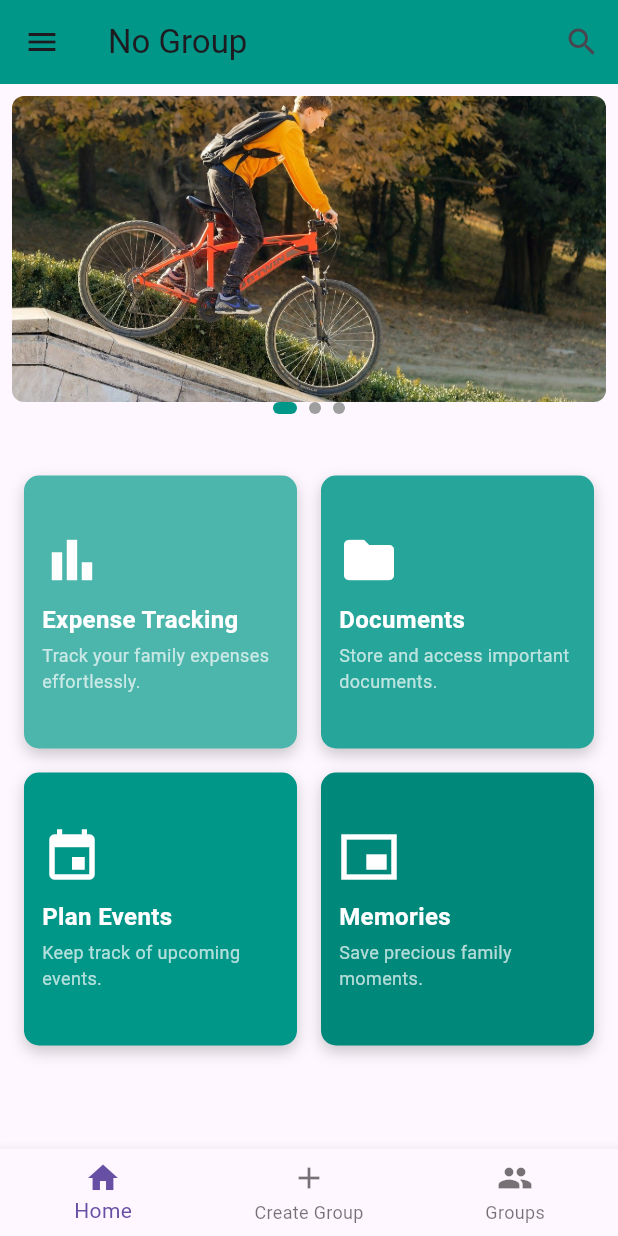
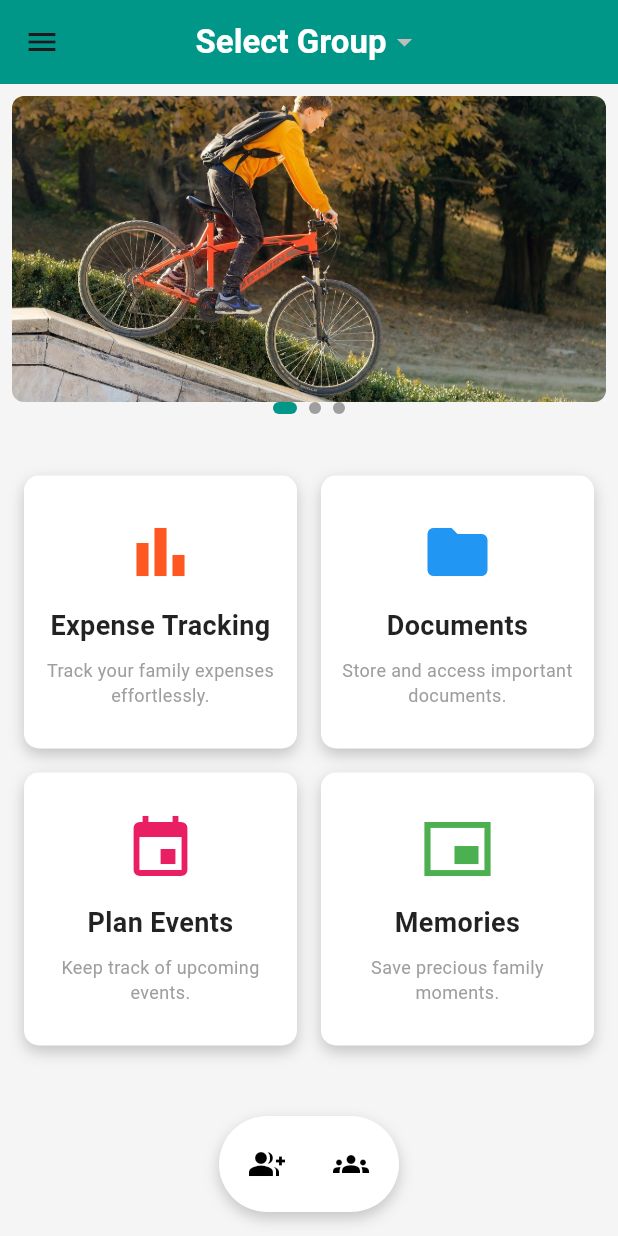
Before and after one commit to shahriarkabir280/FamNest, a Flutter app: the mainHomepage screen opened directly, on a phone screen of 412 x 824 dp. Run offline on Flutter 3.47's test engine with Material 3 defaults, Android fonts, the phone set to English and light mode, and no system bars; our stand-ins replace file_picker, fl_chart, image_picker, syncfusion_flutter_calendar; accounts and stored records are empty.

Commit message:
added backenend,multiple groups menu and edited frontened

```diff
--- a/my_app/lib/features/mainHomepage.dart
+++ b/my_app/lib/features/HomepageHandling/mainHomepage.dart
@@ -2,28 +2,29 @@ import 'dart:async';
 import 'package:flutter/material.dart';
 import 'package:provider/provider.dart';
 import 'package:my_app/Models/UserState.dart';
-import 'package:my_app/backend_connections/FASTAPI.dart';
-import 'package:my_app/features/timeCapsuleScreen.dart';
-import 'package:my_app/features/eventPlanningPage.dart';
-import 'package:my_app/features/Document store/document_storage_page.dart';
-import 'package:my_app/features/Expense Tracking/expenseTrackingScreen.dart';
-import '../authentications/loginScreen.dart';
-import 'Drawer/about.dart';
-import 'Drawer/changePassword.dart';
-import 'Drawer/editProfile.dart';
-import 'Drawer/privacyPolicy.dart';
-import 'Drawer/termsAndConditions.dart';
+import 'package:my_app/features/TimeCapsule/timeCapsuleScreen.dart';
+import 'package:my_app/features/EventPlanning/eventPlanningPage.dart';
+import 'package:my_app/features/Document%20store/document_storage_page.dart';
+import 'package:my_app/features/Expense%20Tracking/expenseTrackingScreen.dart';
+import '../../authentications/loginScreen.dart';
+import '../Drawer/about.dart';
+import '../Drawer/changePassword.dart';
+import '../Drawer/privacyPolicy.dart';
+import '../Drawer/termsAndConditions.dart';
+import 'package:my_app/features/GroupsHandling/createandjoingroup.dart';
+import 'package:my_app/features/GroupsHandling/groupScreen.dart';
+import 'package:my_app/features/Drawer/editProfile.dart';
 
 class mainHomepage extends StatefulWidget {
   @override
   _MainHomepageState createState() => _MainHomepageState();
 }
 
+
 class _MainHomepageState extends State<mainHomepage> {
   final PageController _pageController = PageController();
   late Timer _timer;
   int _currentPage = 0;
-  int _currentIndex = 0;
 
   final List<String> _slideshowImages = [
     'assets/slideshowimages/slide1.jpg',
@@ -53,11 +54,14 @@ class _MainHomepageState extends State<mainHomepage> {
   ];
 
   final List<Color> _colors = [
-    Colors.teal[300]!,
-    Colors.teal[400]!,
-    Colors.teal[500]!,
-    Colors.teal[600]!,
+    Colors.orangeAccent,
+    Colors.lightBlueAccent,
+    Colors.pinkAccent,
+    Colors.greenAccent,
   ];
+
+  bool isCreateGroupActive = false;
+  bool isGroupsActive = false;
 
   @override
   void initState() {
@@ -87,27 +91,128 @@ class _MainHomepageState extends State<mainHomepage> {
   @override
   Widget build(BuildContext context) {
     final userState = Provider.of<UserState>(context, listen: true);
-    final groupName = userState.currentUser?.groups.isNotEmpty == true
-        ? userState.currentUser!.groups.first.groupName
-        : 'No Group';
+    final groups = userState.currentUser?.groups ?? [];
+    final currentGroup = userState.currentUser?.currentGroup;
+
 
     return Scaffold(
       appBar: AppBar(
-        title: Text(groupName),
-        backgroundColor: Colors.teal,
-        actions: [
-          IconButton(
-            icon: Icon(Icons.search),
-            onPressed: () {
-              // Handle search
+        centerTitle: true,
+        title: DropdownButton<Group>(
+          value: groups.contains(currentGroup) ? currentGroup : null,
+          onChanged: (Group? newGroup) {
+            if (newGroup != null) {
+              userState.updateCurrentGroup(newGroup);
+            }
           },
+          hint: Text(
+            "Select Group",
+            style: TextStyle(
+              fontSize: 22,
+              fontWeight: FontWeight.bold,
+              color: Colors.white,
+            ),
+          ),
+          dropdownColor: Colors.white,
+
+
+          style: TextStyle(
+            fontSize: 16,
+            color: Colors.white,
+          ),
+          underline: SizedBox(), // Removes the default underline
+          items: groups.map<DropdownMenuItem<Group>>((Group group) {
+            return DropdownMenuItem<Group>(
+              value: group,
+              child: Row(
+                children: [
+                  Icon(
+                    Icons.group, // Add a group icon to enhance the look
+                    size: 18,
+                    color: Colors.grey[600],
+                  ),
+                  SizedBox(width: 8),
+                  Text(
+                    group.groupName,
+                    style: TextStyle(
+                      fontSize: 16,
+                      fontWeight: FontWeight.w500,
+                      color: Colors.black,
+
+                    ),
                   ),
                 ],
               ),
+            );
+          }).toList(),
+        ),
+        backgroundColor: Colors.teal,
+
+
+
+
+      ),
+
+
+
+
       drawer: _buildDrawer(context, userState),
+      backgroundColor: Colors.grey[100],
       body: _buildBody(),
-      bottomNavigationBar: _buildBottomNavigationBar(),
+      floatingActionButton: Container(
+        padding: EdgeInsets.all(8.0),
+        decoration: BoxDecoration(
+          color: Colors.white,
+          borderRadius: BorderRadius.circular(32.0),
+          boxShadow: [
+            BoxShadow(
+              color: Colors.black.withOpacity(0.2),
+              blurRadius: 8,
+              offset: Offset(0, 4),
+            ),
+          ],
+        ),
+        child: Row(
+          mainAxisSize: MainAxisSize.min,
+          children: [
+            IconButton(
+              onPressed: () {
+                setState(() {
+                  isCreateGroupActive = !isCreateGroupActive;
+                  isGroupsActive = false;
+                });
+                // Navigate to Create Group screen
+                Navigator.push(context, MaterialPageRoute(builder: (context) =>CreateandJoinGroup()));
+              },
+              icon: Icon(
+                Icons.group_add,
+                color: isCreateGroupActive ? Colors.teal : Colors.black,
+              ),
+              tooltip: 'Create Group',
+            ),
+            SizedBox(width: 8),
+            IconButton(
+              onPressed: () {
+                setState(() {
+                  isGroupsActive = !isGroupsActive;
+                  isCreateGroupActive = false;
+                });
+                // Navigate to Groups screen
+                Navigator.push(context, MaterialPageRoute(builder: (context) => GroupsScreen()));
+              },
+              icon: Icon(
+                Icons.groups,
+                color: isGroupsActive ? Colors.teal : Colors.black,
+              ),
+              tooltip: 'Groups',
+            ),
+          ],
+        ),
+      ),
+      floatingActionButtonLocation: FloatingActionButtonLocation.centerFloat,
     );
+
+
   }
 
   Widget _buildDrawer(BuildContext context, UserState userState) {
@@ -115,15 +220,17 @@ class _MainHomepageState extends State<mainHomepage> {
       backgroundColor: Colors.white,
       child: Column(
         children: [
-          _buildProfileHeader(userState),
+          _buildProfileHeader(userState,context),
           Expanded(
             child: ListView(
               padding: EdgeInsets.zero,
               children: [
                 _buildShadowedTile(
-                  icon: Icons.home,
-                  text: 'Home',
-                  onTap: () => Navigator.pop(context),
+                  icon: Icons.group,
+                  text: 'Groups',
+                  onTap: () {
+                    Navigator.push(context, MaterialPageRoute(builder: (context) => GroupsScreen()));
+                  },
                   iconColor: Colors.teal,
                 ),
                 _buildShadowedTile(
@@ -133,12 +240,6 @@ class _MainHomepageState extends State<mainHomepage> {
                     context,
                     MaterialPageRoute(builder: (context) => ChangePasswordScreen()),
                   ),
-                  iconColor: Colors.teal,
-                ),
-                _buildShadowedTile(
-                  icon: Icons.dark_mode,
-                  text: 'Dark Mode',
-                  onTap: () {},
                   iconColor: Colors.teal,
                 ),
                 _buildShadowedTile(
@@ -189,8 +290,10 @@ class _MainHomepageState extends State<mainHomepage> {
     );
   }
 
-  Widget _buildProfileHeader(UserState userState) {
-    return Container(
+  Widget _buildProfileHeader(UserState userState, BuildContext context) {
+    return Stack(
+      children: [
+        Container(
           width: double.infinity,
           padding: const EdgeInsets.all(40.0),
           decoration: BoxDecoration(color: Colors.teal),
@@ -198,16 +301,39 @@ class _MainHomepageState extends State<mainHomepage> {
             children: [
               CircleAvatar(
                 radius: 40,
-            backgroundImage: AssetImage('assets/user_image.png'),
+                backgroundImage: userState.currentUser?.profilePictureUrl != null
+                    ? NetworkImage(userState.currentUser!.profilePictureUrl!)
+                    : AssetImage('assets/default_profile_picture.png') as ImageProvider,
                 backgroundColor: Colors.black12,
               ),
               SizedBox(height: 10),
               Text(
                 userState.currentUser?.name ?? 'User Name',
-            style: TextStyle(fontSize: 18, fontWeight: FontWeight.bold, color: Colors.white),
+                style: TextStyle(
+                  fontSize: 18,
+                  fontWeight: FontWeight.bold,
+                  color: Colors.white,
+                ),
               ),
             ],
           ),
+        ),
+        Positioned(
+          top: 30, // Adjust this value to move the pen icon below the profile image
+          right: 70,
+          child: IconButton(
+            icon: Icon(Icons.edit, color: Colors.white),
+            onPressed: () {
+              // Navigate to the editProfile.dart screen
+              Navigator.push(
+                context,
+                MaterialPageRoute(builder: (context) => EditProfileScreen()),
+              );
+            },
+          ),
+        ),
+
+      ],
     );
   }
 
@@ -284,7 +410,15 @@ class _MainHomepageState extends State<mainHomepage> {
     );
   }
 
+
   Widget _buildGrid() {
+    final List<Color> iconColors = [
+      Colors.deepOrange,
+      Colors.blue,
+      Colors.pink,
+      Colors.green,
+    ];
+
     return Expanded(
       child: GridView.builder(
         gridDelegate: const SliverGridDelegateWithFixedCrossAxisCount(
@@ -303,7 +437,7 @@ class _MainHomepageState extends State<mainHomepage> {
             child: AnimatedContainer(
               duration: const Duration(milliseconds: 300),
               decoration: BoxDecoration(
-                color: _colors[index],
+                color: Colors.white,
                 borderRadius: BorderRadius.circular(10),
                 boxShadow: [
                   BoxShadow(
@@ -317,18 +451,31 @@ class _MainHomepageState extends State<mainHomepage> {
                 padding: const EdgeInsets.all(12.0),
                 child: Column(
                   mainAxisAlignment: MainAxisAlignment.center,
-                  crossAxisAlignment: CrossAxisAlignment.start,
+                  crossAxisAlignment: CrossAxisAlignment.center,
                   children: [
-                    Icon(_gridIcons[index], size: 40, color: Colors.white),
+                    Icon(
+                      _gridIcons[index],
+                      size: 48,
+                      color: iconColors[index],
+                    ),
+                    const SizedBox(height: 12),
+                    Text(
+                      _headlines[index],
+                      textAlign: TextAlign.center,
+                      style: const TextStyle(
+                        fontSize: 18,
+                        fontWeight: FontWeight.bold,
+                        color: Colors.black87,
+                      ),
+                    ),
                     const SizedBox(height: 8),
                     Text(
-                      _headlines[index],
-                      style: const TextStyle(fontSize: 16, fontWeight: FontWeight.bold, color: Colors.white),
+                      _descriptions[index],
+                      textAlign: TextAlign.center,
+                      style: const TextStyle(
+                        fontSize: 12,
+                        color: Colors.grey,
                       ),
-                    const SizedBox(height: 4),
-                    Text(
-                      _descriptions[index],
-                      style: const TextStyle(fontSize: 12, color: Colors.white70),
                     ),
                   ],
                 ),
@@ -339,6 +486,9 @@ class _MainHomepageState extends State<mainHomepage> {
       ),
     );
   }
+
+
+
 
   void _handleGridTap(int index) {
     if (index == 0) {
@@ -352,31 +502,18 @@ class _MainHomepageState extends State<mainHomepage> {
     }
   }
 
-  Widget _buildBottomNavigationBar() {
-    return BottomNavigationBar(
-      currentIndex: _currentIndex,
-      onTap: (index) {
-        setState(() {
-          _currentIndex = index;
-        });
-        if (index == 0) {
-          Navigator.pop(context);
-        }
-      },
-      items: const [
-        BottomNavigationBarItem(icon: Icon(Icons.home), label: 'Home'),
-        BottomNavigationBarItem(icon: Icon(Icons.add), label: 'Create Group'),
-        BottomNavigationBarItem(icon: Icon(Icons.group), label: 'Groups'),
-      ],
-    );
-  }
+
+
+
+
+
 
 
   Widget _buildShadowedTile({
     required IconData icon,
     required String text,
     required Function() onTap,
-    required Color iconColor, // Correctly use iconColor parameter
+    required Color iconColor,
   }) {
     return Padding(
       padding: const EdgeInsets.symmetric(horizontal: 8.0, vertical: 12.0),
@@ -398,7 +535,7 @@ class _MainHomepageState extends State<mainHomepage> {
           child: Row(
             children: [
               const SizedBox(width: 18),
-              Icon(icon, color: iconColor),  // Use iconColor for the icon color
+              Icon(icon, color: iconColor),
               const SizedBox(width: 16),
               Text(
                 text,
```
Lines whose indentation alone changed are shown as unchanged.
